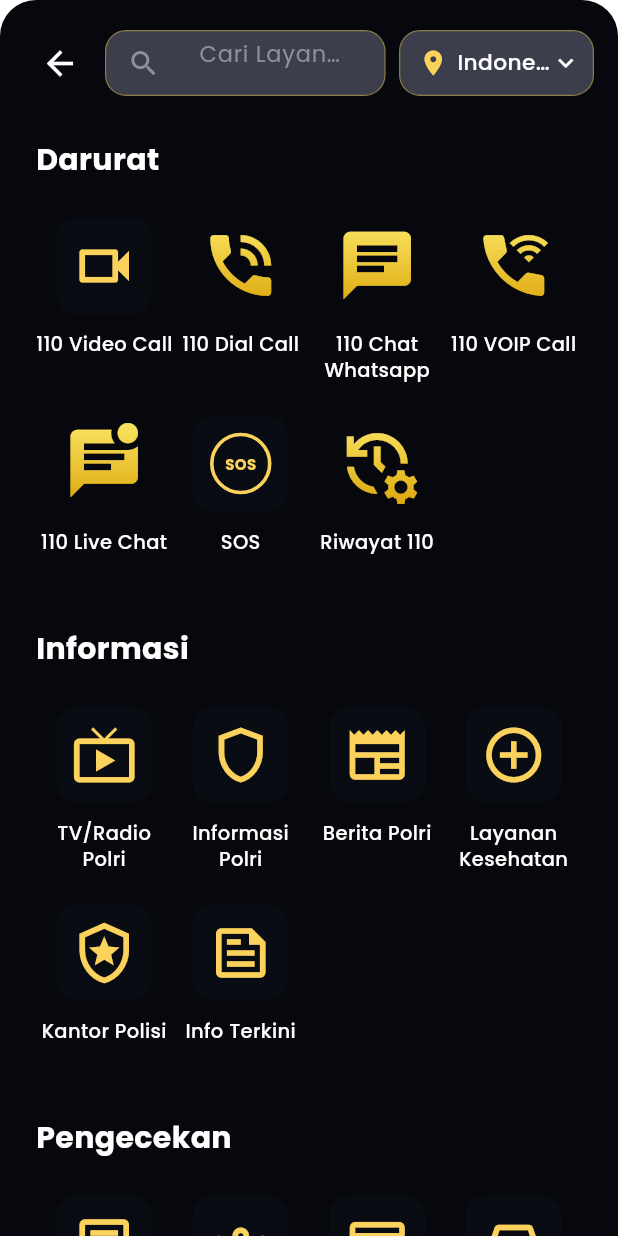
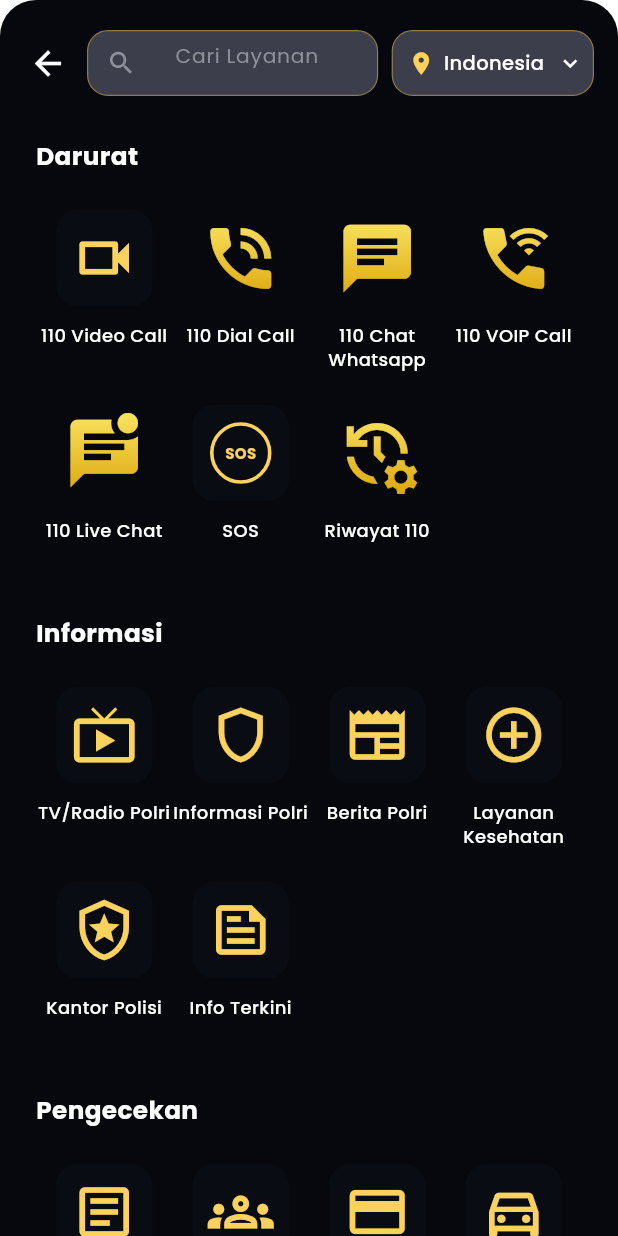
Before and after one commit to filbertumbawa15/docs-super-apps, a Flutter app: the _LayananSheet screen opened directly, on a phone screen of 412 x 824 dp. Run offline on Flutter 3.47's test engine with Material 3 defaults, Android fonts, the phone set to English and light mode, and no system bars; our stand-ins replace google_fonts, qr_flutter, shared_preferences; accounts and stored records are empty.

Commit message:
Sheet layanan: ukuran teks pencarian, lokasi, dan judul bagian disamakan
Co-Authored-By: Claude Opus 5.5 <noreply@anthropic.com>
Claude-Session: https://claude.ai/code/session_01U5HQwahiVTkC2UTDwtsXrD

```diff
--- a/mobile/lib/screens/layanan_sheet.dart
+++ b/mobile/lib/screens/layanan_sheet.dart
@@ -121,14 +121,14 @@ class _LayananSheetState extends State<_LayananSheet> {
           body: Column(
             children: [
               Padding(
-                padding: const EdgeInsets.fromLTRB(16, 18, 16, 6),
+                padding: const EdgeInsets.fromLTRB(8, 18, 16, 6),
                 child: Row(
                   children: [
                     IconButton(
                       onPressed: () => Navigator.of(context).pop(),
                       icon: const Icon(Icons.arrow_back, color: Colors.white, size: 26),
                     ),
-                    const SizedBox(width: 6),
+                    const SizedBox(width: 2),
                     Expanded(flex: 59, child: _searchField()),
                     const SizedBox(width: 9),
                     Expanded(flex: 41, child: _wilayahField()),
@@ -144,7 +144,7 @@ class _LayananSheetState extends State<_LayananSheet> {
                           for (final s in sections) ...[
                             Padding(
                               padding: const EdgeInsets.only(top: 14, bottom: 24),
-                              child: Text(s.title, style: _p(20, w: FontWeight.w700)),
+                              child: Text(s.title, style: _p(16.5, w: FontWeight.w700)),
                             ),
                             Wrap(
                               runSpacing: 22,
@@ -178,15 +178,15 @@ class _LayananSheetState extends State<_LayananSheet> {
   Widget _searchField() => _fieldBox(
         child: Row(
           children: [
-            const SizedBox(width: 14),
-            const Icon(Icons.search, color: _C.hint, size: 22),
+            const SizedBox(width: 12),
+            const Icon(Icons.search, color: _C.hint, size: 20),
             const SizedBox(width: 10),
             Expanded(
               child: TextField(
                 controller: _search,
                 onChanged: (v) => setState(() => _query = v),
                 cursorColor: _C.gold,
-                style: _p(15),
+                style: _p(13.5),
                 decoration: InputDecoration(
                   isCollapsed: true,
                   filled: false,
@@ -194,7 +194,7 @@ class _LayananSheetState extends State<_LayananSheet> {
                   enabledBorder: InputBorder.none,
                   focusedBorder: InputBorder.none,
                   hintText: 'Cari Layanan',
-                  hintStyle: _p(15, c: _C.hint),
+                  hintStyle: _p(13.5, c: _C.hint),
                 ),
               ),
             ),
@@ -216,14 +216,14 @@ class _LayananSheetState extends State<_LayananSheet> {
         child: _fieldBox(
           child: Row(
             children: [
-              const SizedBox(width: 12),
-              const Icon(Icons.location_on, color: _C.gold, size: 20),
+              const SizedBox(width: 10),
+              const Icon(Icons.location_on, color: _C.gold, size: 18),
               const SizedBox(width: 6),
               Expanded(
-                child: Text(_wilayahDipilih, maxLines: 1, overflow: TextOverflow.ellipsis, style: _p(14.5, w: FontWeight.w500)),
+                child: Text(_wilayahDipilih, maxLines: 1, overflow: TextOverflow.ellipsis, style: _p(13, w: FontWeight.w500)),
               ),
-              const Icon(Icons.keyboard_arrow_down, color: Colors.white, size: 20),
-              const SizedBox(width: 8),
+              const Icon(Icons.keyboard_arrow_down, color: Colors.white, size: 18),
+              const SizedBox(width: 6),
             ],
           ),
         ),
@@ -248,7 +248,7 @@ class _Tile extends StatelessWidget {
           children: [
             SizedBox(width: 64, height: 64, child: _icon()),
             const SizedBox(height: 12),
-            Text(item.label, textAlign: TextAlign.center, maxLines: 2, style: _p(13, w: FontWeight.w500, h: 1.3)),
+            Text(item.label, textAlign: TextAlign.center, maxLines: 2, style: _p(12, w: FontWeight.w500, h: 1.3)),
           ],
         ),
       ),
```
